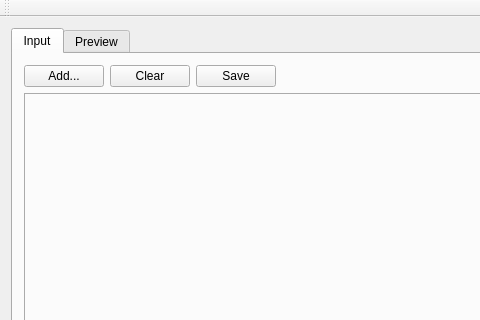
Old version of the form mainwindow.ui in the repository mooviies/Spriter; both pictures show x 0 to 480 and y 0 to 320 of the 711 by 569 pixel window.
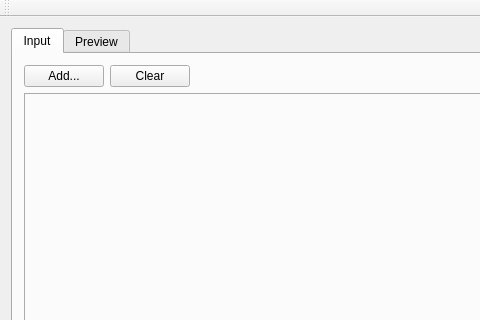
New version of the form.

Patch:
```diff
--- a/mainwindow.ui
+++ b/mainwindow.ui
@@ -41,13 +41,6 @@
             </property>
            </widget>
           </item>
-          <item>
-           <widget class="QPushButton" name="pushButtonSave">
-            <property name="text">
-             <string>Save</string>
-            </property>
-           </widget>
-          </item>
           <item>
            <spacer name="horizontalSpacer_3">
             <property name="orientation">
```
